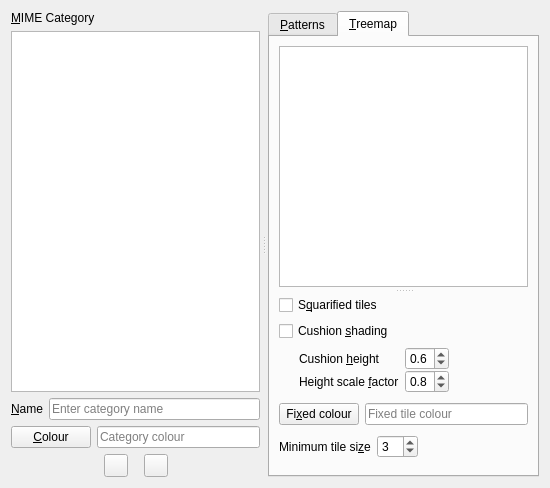
The window that src/mime-category-config-page.ui (Lithopsian/qdirstat) describes before a commit, drawn with Qt 5.
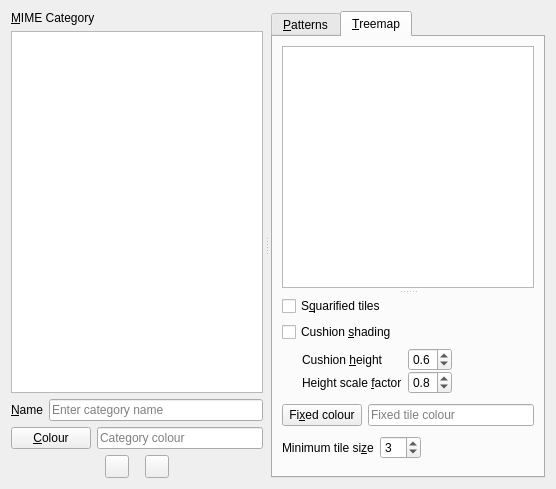
The same window after the commit. The open tabs and pages were chosen to show the change. Icons and pictures are not drawn. Custom widgets are drawn as their Qt base class.

```diff
--- a/src/mime-category-config-page.ui
+++ b/src/mime-category-config-page.ui
@@ -2,14 +2,6 @@
 <ui version="4.0">
  <class>MimeCategoryConfigPage</class>
  <widget class="QWidget" name="MimeCategoryConfigPage">
-  <property name="geometry">
-   <rect>
-    <x>0</x>
-    <y>0</y>
-    <width>550</width>
-    <height>488</height>
-   </rect>
-  </property>
   <layout class="QHBoxLayout" name="horizontalLayout_6">
    <item>
     <widget class="QSplitter" name="horizontalSplitter">
@@ -255,12 +247,6 @@
        </layout>
       </widget>
       <widget class="QWidget" name="tab_18">
-       <property name="sizePolicy">
-        <sizepolicy hsizetype="Expanding" vsizetype="Fixed">
-         <horstretch>0</horstretch>
-         <verstretch>0</verstretch>
-        </sizepolicy>
-       </property>
        <attribute name="title">
         <string>&amp;Treemap</string>
        </attribute>
@@ -278,19 +264,19 @@
           </property>
           <widget class="QDirStat::TreemapView" name="treemapView">
            <property name="sizePolicy">
-            <sizepolicy hsizetype="Expanding" vsizetype="Preferred">
+            <sizepolicy hsizetype="Expanding" vsizetype="Expanding">
              <horstretch>0</horstretch>
              <verstretch>1</verstretch>
             </sizepolicy>
            </property>
-           <property name="minimumSize">
-            <size>
-             <width>80</width>
-             <height>120</height>
-            </size>
-           </property>
            <property name="toolTip">
-            <string>Preview Treemap</string>
+            <string>Preview treemap appearance</string>
+           </property>
+           <property name="verticalScrollBarPolicy">
+            <enum>Qt::ScrollBarAlwaysOff</enum>
+           </property>
+           <property name="horizontalScrollBarPolicy">
+            <enum>Qt::ScrollBarAlwaysOff</enum>
            </property>
           </widget>
           <widget class="QWidget" name="layoutWidget2">
```
Left out of the diff: 9 changed lines with no effect on the pictures.
